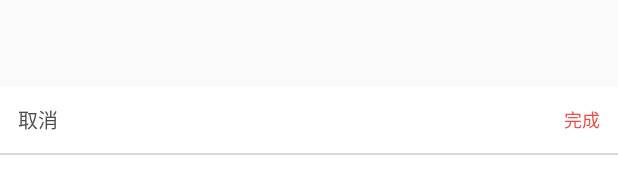
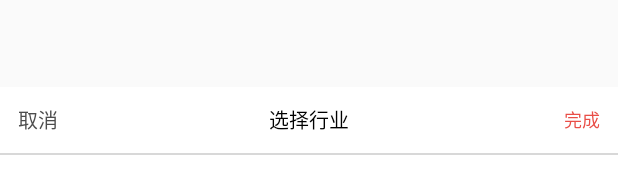
Before and after one commit to LiXinKeJi/JinRongPingTai-Android, an Android app: the layout industry_choose_layout.xml on its own in the app's theme, with its tools: preview values and no code run, on a phone screen of 412 x 824 dp. Shown: the part 841-1035 px from the top of the screen. Run offline under Robolectric (Android 15) with nearby library versions, the phone set to English and light mode, and no system bars.

Commit message:
2018.06.13修改完成

```diff
--- a/app/src/main/AndroidManifest.xml
+++ b/app/src/main/AndroidManifest.xml
@@ -23,7 +23,7 @@
 
     <application
     android:allowBackup="true"
-    android:name=".activity.MyApplication"
+    android:name=".MyApplication"
     android:icon="@drawable/ic_launcher"
     android:label="@string/app_name"
     android:theme="@style/AppTheme">
--- a/app/src/main/java/com/finance/client/activity/MyApplication.java
+++ b/app/src/main/java/com/finance/client/MyApplication.java
@@ -1,4 +1,4 @@
-package com.finance.client.activity;
+package com.finance.client;
 
 import android.app.Activity;
 import android.content.Context;
--- a/app/src/main/java/com/finance/client/activity/ActivityBaseInfo.java
+++ b/app/src/main/java/com/finance/client/activity/ActivityBaseInfo.java
@@ -111,7 +111,6 @@ public class ActivityBaseInfo extends BaseActivity {
             this.takePhoto();
         } else {//禁止使用权限，询问是否设置允许
             Toast.makeText(this, "需要访问内存卡和拍照权限", Toast.LENGTH_SHORT).show();
-            ;
         }
     }
 
@@ -193,6 +192,7 @@ public class ActivityBaseInfo extends BaseActivity {
         Map<String, String> params = new HashMap<>();
         final String json = "{\"cmd\":\"completeUserInfo\",\"uid\":\"" + uid + "\",\"avatar\":\"" + avatar + "\"" +
                 ",\"nickName\":\"" + nickName + "\",\"industry\":\"" + categoryId + "\",\"address\":\"" + address + "\"}";
+        Log.e("完善资料行业id......",categoryId);
         params.put("json", json);
         showLoading();
         OkHttpUtils.post().url(Content.DOMAIN).params(params).build().execute(new StringCallback() {
@@ -236,6 +236,7 @@ public class ActivityBaseInfo extends BaseActivity {
             @Override
             public void onResponse(String response, int id) {
                 dismissLoading();
+                Log.e("行业分类......",response);
                 try {
                     JSONObject obj = new JSONObject(response);
                     if (obj.getString("result").equals("1")) {
--- a/app/src/main/java/com/finance/client/activity/RemarkActivity.java
+++ b/app/src/main/java/com/finance/client/activity/RemarkActivity.java
@@ -7,6 +7,7 @@ import android.view.View;
 import android.widget.EditText;
 import android.widget.Toast;
 
+import com.finance.client.MyApplication;
 import com.finance.client.R;
 import com.finance.client.model.BaseResultDO;
 import com.finance.client.util.Content;
--- a/app/src/main/java/com/finance/client/adapter/MasterAdapter.java
+++ b/app/src/main/java/com/finance/client/adapter/MasterAdapter.java
@@ -12,7 +12,7 @@ import android.widget.TextView;
 import android.widget.Toast;
 
 import com.finance.client.R;
-import com.finance.client.activity.MyApplication;
+import com.finance.client.MyApplication;
 import com.finance.client.activity.PaySelectActivity;
 import com.finance.client.common.LogOutDialog;
 import com.finance.client.model.MasterDao;
--- a/app/src/main/java/com/finance/client/common/IndustryChooseDialog.java
+++ b/app/src/main/java/com/finance/client/common/IndustryChooseDialog.java
@@ -75,8 +75,8 @@ public class IndustryChooseDialog extends Dialog implements View.OnClickListener
                 JSONObject obj_c = obj_b.getJSONArray("tlist").getJSONObject(third_index);
                 JSONObject obj_d = obj_c.getJSONArray("fflist").getJSONObject(fourth_index);
                 //info = obj_a.getString("name")+"-"+obj_b.getString("name")+"-"+obj_c.getString("name")+"-"+obj_d.getString("name");
-                info = obj_d.getString("name");
-                id = obj_d.getString("industryId");
+                info = obj_a.getString("name");
+                id = obj_a.getString("industryId");
             }catch (Exception e){
 
             }
--- a/app/src/main/java/com/finance/client/fragment/MasterFragment.java
+++ b/app/src/main/java/com/finance/client/fragment/MasterFragment.java
@@ -14,7 +14,6 @@ import android.widget.ListView;
 
 import com.finance.client.R;
 import com.finance.client.activity.CompanyInfoActivity;
-import com.finance.client.activity.MyApplication;
 import com.finance.client.activity.SearchActivity;
 import com.finance.client.adapter.MasterAdapter;
 import com.finance.client.model.MasterDao;
@@ -113,7 +112,7 @@ public class MasterFragment extends BaseFragment implements View.OnClickListener
 
             @Override
             public void onResponse(String response, int id) {
-                Log.e("首页消息", "onResponse: " + response);
+                Log.e("订阅者消息", "onResponse: " + response);
                 Gson gson = new Gson();
                 dismissLoading();
                 MasterListDao masterListDao = gson.fromJson(response,MasterListDao.class);
--- a/app/src/main/java/com/finance/client/fragment/MsgFragment.java
+++ b/app/src/main/java/com/finance/client/fragment/MsgFragment.java
@@ -2,7 +2,6 @@ package com.finance.client.fragment;
 
 import android.content.Intent;
 import android.os.Bundle;
-import android.os.Handler;
 import android.support.annotation.Nullable;
 import android.text.TextUtils;
 import android.util.Log;
--- a/app/src/main/res/layout/industry_choose_layout.xml
+++ b/app/src/main/res/layout/industry_choose_layout.xml
@@ -3,14 +3,16 @@
 <RelativeLayout xmlns:android="http://schemas.android.com/apk/res/android"
     android:layout_width="match_parent"
     android:layout_height="match_parent">
+
     <LinearLayout
         android:id="@+id/ly_myinfo_changeaddress"
         android:layout_width="match_parent"
         android:layout_height="match_parent"
+        android:layout_alignParentBottom="true"
         android:background="#00000000"
         android:gravity="bottom"
-        android:layout_alignParentBottom="true"
         android:orientation="vertical">
+
         <LinearLayout
             android:id="@+id/ly_myinfo_changeaddress_child"
             android:layout_width="match_parent"
@@ -18,6 +20,7 @@
             android:layout_alignParentBottom="true"
             android:background="#ffffff"
             android:orientation="vertical">
+
             <RelativeLayout
                 android:layout_width="match_parent"
                 android:layout_height="44dp">
@@ -33,6 +36,16 @@
                     android:text="取消"
                     android:textColor="#4d4d4d"
                     android:textSize="13sp" />
+
+                <TextView
+                    android:layout_width="wrap_content"
+                    android:layout_height="wrap_content"
+                    android:layout_centerInParent="true"
+                    android:text="选择行业"
+                    android:textColor="#000000"
+                    android:textSize="13sp"
+                    />
+
                 <TextView
                     android:id="@+id/confirmBtn"
                     android:layout_width="wrap_content"
@@ -69,21 +82,24 @@
                     android:layout_width="0dip"
                     android:layout_height="match_parent"
                     android:layout_gravity="center_vertical"
-                android:layout_weight="1" />
+                    android:layout_weight="1"
+                    android:visibility="gone" />
 
                 <com.finance.client.wheel.wheelview.WheelView
                     android:id="@+id/WheelView3"
                     android:layout_width="0dip"
                     android:layout_height="match_parent"
                     android:layout_gravity="center_vertical"
-                android:layout_weight="1" />
+                    android:layout_weight="1"
+                    android:visibility="gone" />
 
                 <com.finance.client.wheel.wheelview.WheelView
                     android:id="@+id/WheelView4"
                     android:layout_width="0dip"
                     android:layout_height="match_parent"
                     android:layout_gravity="center_vertical"
-                android:layout_weight="1" />
+                    android:layout_weight="1"
+                    android:visibility="gone" />
             </LinearLayout>
 
         </LinearLayout>
```
Also changed, not shown: app/src/main/java/com/finance/client/activity/PayActivity.java (+47 -0 lines). Lines whose indentation alone changed are shown as unchanged.
